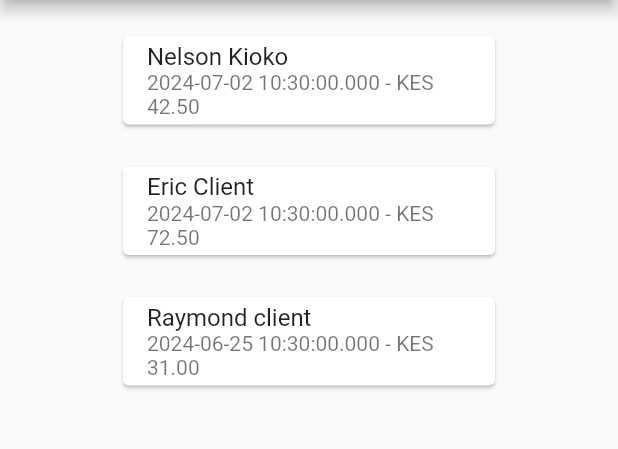
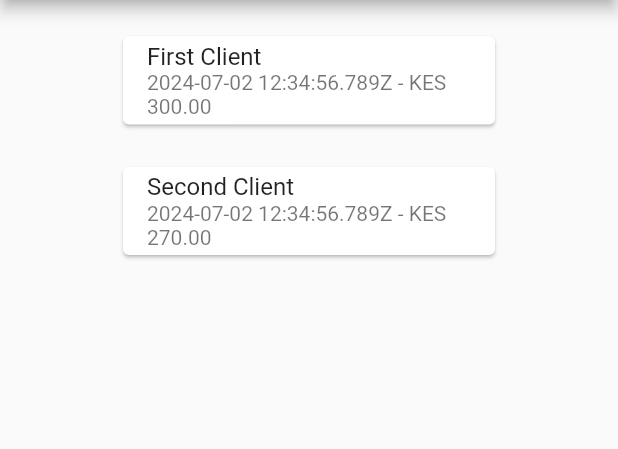
Before and after one commit to Nelsonkioko/invoice_app, a Flutter app: the screen it shows after launch, on a phone screen of 412 x 824 dp, the part 84-533 px from its top. Run offline on Flutter 3.47's test engine with Material 2 defaults, Android fonts, the phone set to English and light mode, and no system bars; drawn by our look-alikes of overlay_support; our stand-ins replace hive, hive_flutter; accounts and stored records are empty.

```diff
--- /dev/null
+++ b/assets/invoices.json
@@ -0,0 +1,29 @@
+[
+    {
+        "client": "First Client",
+        "items": [
+            {
+                "description": "Item 1",
+                "quantity": 2,
+                "price": 100.0
+            },
+            {
+                "description": "Item 2",
+                "quantity": 1,
+                "price": 50.0
+            }
+        ],
+        "date": "2024-07-02T12:34:56.789Z"
+    },
+    {
+        "client": "Second Client",
+        "items": [
+            {
+                "description": "Item 1",
+                "quantity": 3,
+                "price": 75.0
+            }
+        ],
+        "date": "2024-07-02T12:34:56.789Z"
+    }
+]
--- a/lib/models/invoice_model.dart
+++ b/lib/models/invoice_model.dart
@@ -1,29 +1,89 @@
-class Invoice {
+import 'package:hive/hive.dart';
+
+part 'invoice_model.g.dart';
+
+@HiveType(typeId: 0)
+class Invoice extends HiveObject {
+  @HiveField(0)
   final String client;
+
+  @HiveField(1)
   final List<InvoiceItem> items;
-  final double tax;
+
+  @HiveField(2)
   final DateTime date;
 
   Invoice({
     required this.client,
     required this.items,
-    required this.tax,
     required this.date,
   });
 
+  double get subtotal {
+    double subtotal = 0;
+    for (var item in items) {
+      subtotal += item.price * item.quantity;
+    }
+    return subtotal;
+  }
+
+  double get tax {
+    return subtotal * 0.2; // 20% tax
+  }
+
   double get total {
-    double total = 0;
-    for (final item in items) {
-      total += item.price * item.quantity;
-    }
-    return total + tax;
+    return subtotal + tax;
+  }
+
+  factory Invoice.fromJson(Map<String, dynamic> json) {
+    return Invoice(
+      client: json['client'],
+      items: (json['items'] as List)
+          .map((item) => InvoiceItem.fromJson(item))
+          .toList(),
+      date: DateTime.parse(json['date']),
+    );
+  }
+
+  Map<String, dynamic> toJson() {
+    return {
+      'client': client,
+      'items': items.map((item) => item.toJson()).toList(),
+      'date': date.toIso8601String(),
+    };
   }
 }
 
-class InvoiceItem {
-  String description = '';
-  int quantity = 1;
-  double price = 0.0;
+@HiveType(typeId: 1)
+class InvoiceItem extends HiveObject {
+  @HiveField(0)
+  String description;
 
-  InvoiceItem();
+  @HiveField(1)
+  int quantity;
+
+  @HiveField(2)
+  double price;
+
+  InvoiceItem({
+    required this.description,
+    required this.quantity,
+    required this.price,
+  });
+
+  factory InvoiceItem.fromJson(Map<String, dynamic> json) {
+    return InvoiceItem(
+      description: json['description'],
+      quantity: json['quantity'],
+      price: json['price'],
+    );
+  }
+
+  Map<String, dynamic> toJson() {
+    return {
+      'description': description,
+      'quantity': quantity,
+      'price': price,
+    };
+  }
 }
--- a/lib/screens/invoice_list.dart
+++ b/lib/screens/invoice_list.dart
@@ -1,64 +1,24 @@
 import 'package:flutter/material.dart';
+import 'package:hive_flutter/hive_flutter.dart';
 import 'package:invoice_app/forms/invoice_form.dart';
-import 'package:invoice_app/models/invoice_model.dart';
+import '../models/invoice_model.dart';
 import 'invoice_details_screen.dart';
 
+// ignore: use_key_in_widget_constructors
 class InvoiceList extends StatefulWidget {
-  const InvoiceList({super.key});
-
   @override
   // ignore: library_private_types_in_public_api
   _InvoiceListState createState() => _InvoiceListState();
 }
 
 class _InvoiceListState extends State<InvoiceList> {
-  final List<Invoice> _invoices = [
-    Invoice(
-      client: 'Nelson Kioko',
-      items: [
-        InvoiceItem()
-          ..description = 'Item 1'
-          ..quantity = 2
-          ..price = 10.0,
-        InvoiceItem()
-          ..description = 'Item 2'
-          ..quantity = 1
-          ..price = 20.0,
-      ],
-      tax: 2.5,
-      date: DateTime.now(),
-    ),
-    Invoice(
-      client: 'Eric Client',
-      items: [
-        InvoiceItem()
-          ..description = 'Item 1'
-          ..quantity = 5
-          ..price = 10.0,
-        InvoiceItem()
-          ..description = 'Item 2'
-          ..quantity = 1
-          ..price = 20.0,
-      ],
-      tax: 2.5,
-      date: DateTime.now(),
-    ),
-    Invoice(
-      client: 'Raymond client',
-      items: [
-        InvoiceItem()
-          ..description = 'Item A'
-          ..quantity = 3
-          ..price = 5.0,
-        InvoiceItem()
-          ..description = 'Item B'
-          ..quantity = 1
-          ..price = 15.0,
-      ],
-      tax: 1.0,
-      date: DateTime.now().subtract(const Duration(days: 7)),
-    ),
-  ];
+  late Box<Invoice> invoiceBox;
+
+  @override
+  void initState() {
+    super.initState();
+    invoiceBox = Hive.box<Invoice>('invoices');
+  }
 
   @override
   Widget build(BuildContext context) {
@@ -73,36 +33,53 @@ class _InvoiceListState extends State<InvoiceList> {
                 context,
                 MaterialPageRoute(
                   builder: (context) => InvoiceForm(
-                          invoices: _invoices,
-                          onInvoiceAdded: (invoice) {},
-                        )),
+                    onInvoiceAdded: (invoice) {
+                      setState(() {
+                        invoiceBox.add(invoice);
+                      });
+                    },
+                  ),
+                ),
               );
             },
           ),
         ],
       ),
-      body: ListView.builder(
-        itemCount: _invoices.length,
+      body: ValueListenableBuilder(
+        valueListenable: invoiceBox.listenable(),
+        builder: (context, Box<Invoice> box, _) {
+          if (box.values.isEmpty) {
+            return const Center(child: Text('No invoices added.'));
+          }
+
+          return ListView.builder(
+            itemCount: box.values.length,
             itemBuilder: (context, index) {
-          final invoice = _invoices[index];
+              final invoice = box.getAt(index);
               return Padding(
-            padding: const EdgeInsets.only(top: 20, right: 78.0, left: 78.0),
+                padding:
+                    const EdgeInsets.only(top: 20, right: 78.0, left: 78.0),
                 child: Card(
                   child: ListTile(
-                title: Text(invoice.client),
+                    title: Text(invoice!.client),
                     subtitle: Text(
-                    '${invoice.date} - KES ${invoice.total.toStringAsFixed(2)}'),
+                      '${invoice.date} - KES ${invoice.total.toStringAsFixed(2)}',
+                    ),
                     onTap: () {
                       Navigator.push(
                         context,
                         MaterialPageRoute(
-                        builder: (context) => InvoiceDetails(invoice: invoice)),
+                          builder: (context) =>
+                              InvoiceDetails(invoice: invoice),
+                        ),
                       );
                     },
                   ),
                 ),
               );
             },
+          );
+        },
       ),
     );
   }
```
Also changed, not shown: lib/forms/invoice_form.dart (+21 -25 lines), lib/main.dart (+14 -2 lines), lib/repository/invoice_repository.dart (added, +60 -0 lines), lib/screens/invoice_details_screen.dart (+7 -2 lines), pubspec.yaml (+10 -1 lines), lib/models/invoice_model.g.dart (added), pubspec.lock, 10 other files. Lines whose indentation alone changed are shown as unchanged.
